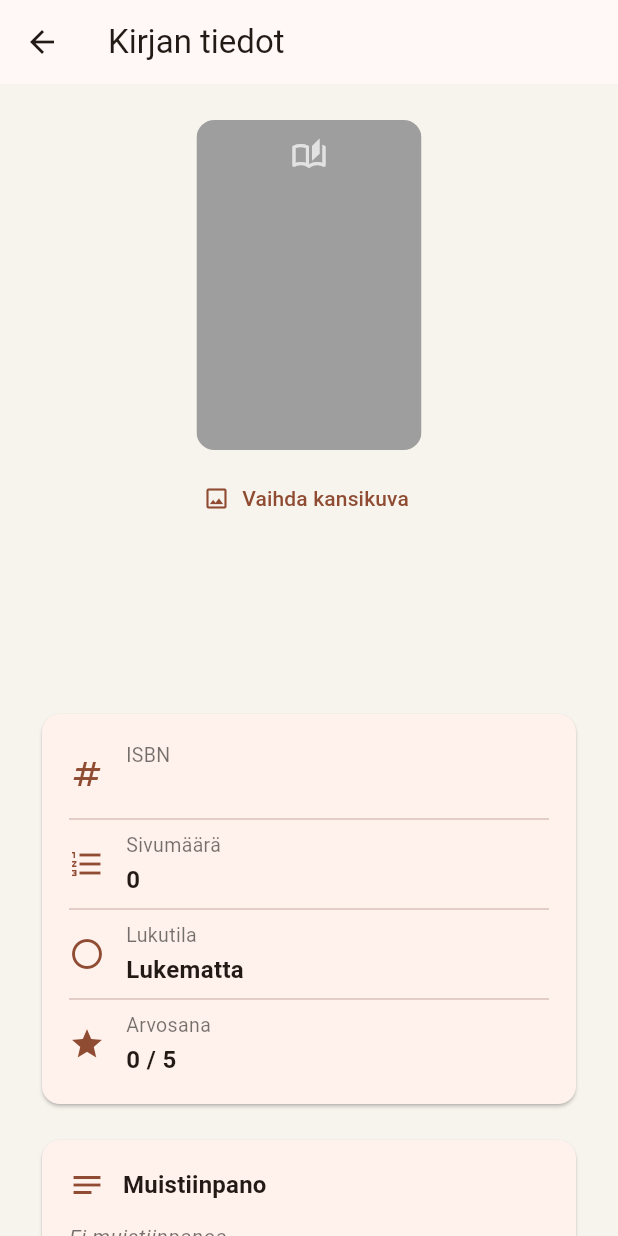
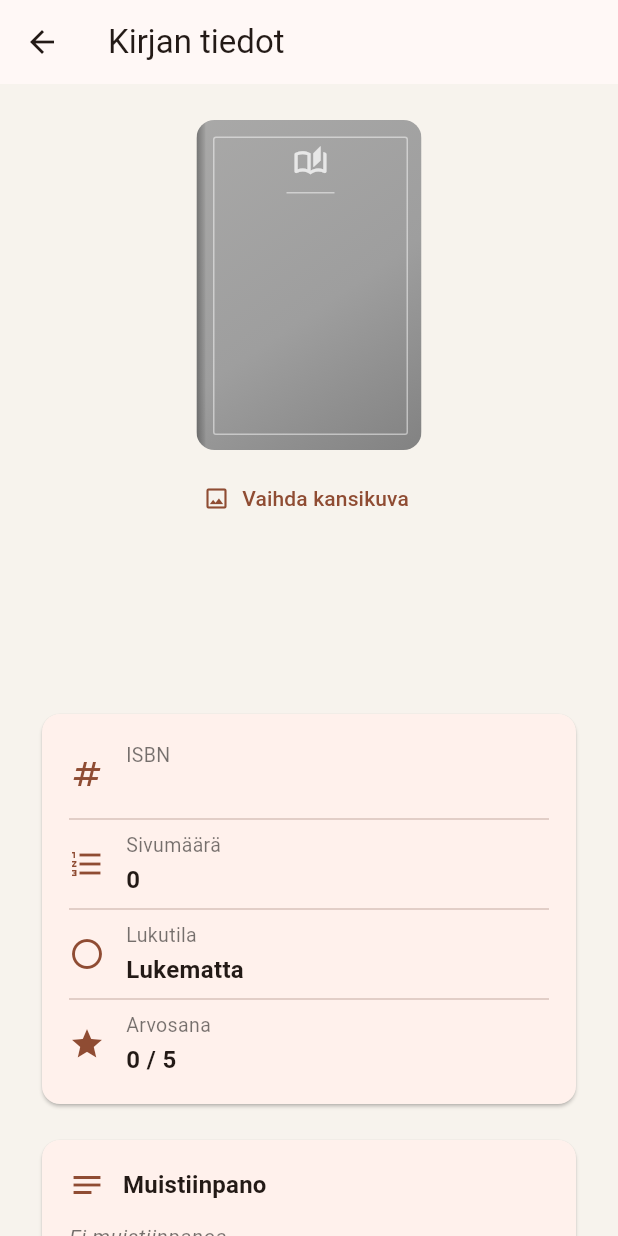
Before and after one commit to Kirjakauppias/my_shelf, a Flutter app: the BookDetailsScreen screen opened directly with empty values, on a phone screen of 412 x 824 dp. Run offline on Flutter 3.47's test engine with Material 3 defaults, Android fonts, the phone set to English and light mode, and no system bars; our stand-ins replace image_picker, share_plus, shared_preferences; missing offline and left inert: file_selector, mobile_scanner; accounts and stored records are empty.

```diff
--- a/lib/widgets/book_cover_image.dart
+++ b/lib/widgets/book_cover_image.dart
@@ -61,6 +61,11 @@ class _BookCoverImageState extends State<BookCoverImage> {
         child: FutureBuilder<File?>(
           future: _customCoverFuture,
           builder: (context, snapshot) {
+            if (snapshot.connectionState == ConnectionState.waiting &&
+                widget.book.customCoverFileName != null) {
+              return _buildLoadingCover();
+            }
+
             final customCoverFile = snapshot.data;
 
             if (customCoverFile != null) {
@@ -86,58 +91,187 @@ class _BookCoverImageState extends State<BookCoverImage> {
   Widget _buildNetworkOrFallbackCover() {
     final coverUrl = widget.book.coverUrl?.trim();
 
-    if (coverUrl != null && coverUrl.isNotEmpty) {
+    if (coverUrl == null || coverUrl.isEmpty) {
+      return _buildFallbackCover();
+    }
+
     return Image.network(
       coverUrl,
       width: double.infinity,
       height: double.infinity,
       fit: widget.fit,
+      gaplessPlayback: true,
+      loadingBuilder: (context, child, loadingProgress) {
+        if (loadingProgress == null) {
+          return child;
+        }
+
+        return _buildLoadingCover(
+          progress: loadingProgress.expectedTotalBytes == null
+              ? null
+              : loadingProgress.cumulativeBytesLoaded /
+                    loadingProgress.expectedTotalBytes!,
+        );
+      },
       errorBuilder: (context, error, stackTrace) {
         return _buildFallbackCover();
       },
     );
   }
 
-    return _buildFallbackCover();
+  Widget _buildLoadingCover({double? progress}) {
+    return Container(
+      color: const Color(0xFFE6D8C8),
+      alignment: Alignment.center,
+      child: SizedBox(
+        width: 24,
+        height: 24,
+        child: CircularProgressIndicator(
+          value: progress,
+          strokeWidth: 2,
+          color: const Color(0xFF795548),
+        ),
+      ),
+    );
   }
 
   Widget _buildFallbackCover() {
+    final baseColor = widget.book.spineColor;
+    final useLightText = baseColor.computeLuminance() < 0.42;
+
+    final foregroundColor = useLightText
+        ? Colors.white
+        : const Color(0xFF2F241E);
+
+    final secondaryColor = foregroundColor.withValues(alpha: 0.74);
+
+    final borderColor = useLightText
+        ? Colors.white.withValues(alpha: 0.48)
+        : Colors.black.withValues(alpha: 0.28);
+
+    return LayoutBuilder(
+      builder: (context, constraints) {
+        final isNarrow = constraints.maxWidth < 80;
+
         return Container(
-      color: widget.book.spineColor,
-      padding: const EdgeInsets.fromLTRB(9, 12, 9, 9),
-      child: Column(
+          decoration: BoxDecoration(
+            gradient: LinearGradient(
+              begin: Alignment.topLeft,
+              end: Alignment.bottomRight,
+              colors: [
+                baseColor.withValues(alpha: 0.88),
+                baseColor,
+                Color.lerp(baseColor, Colors.black, 0.18) ?? baseColor,
+              ],
+              stops: const [0, 0.56, 1],
+            ),
+          ),
+          child: Stack(
             children: [
-          const Icon(
-            Icons.auto_stories_outlined,
-            color: Colors.white70,
-            size: 24,
-          ),
-          const SizedBox(height: 8),
-          Expanded(
-            child: Center(
-              child: Text(
-                widget.book.title,
-                maxLines: 5,
-                overflow: TextOverflow.ellipsis,
-                textAlign: TextAlign.center,
-                style: const TextStyle(
-                  color: Colors.white,
-                  fontWeight: FontWeight.bold,
-                  height: 1.15,
+              // Kirjan selkä/taitos vasemmassa reunassa.
+              Positioned(
+                top: 0,
+                bottom: 0,
+                left: 0,
+                width: isNarrow ? 4 : 6,
+                child: DecoratedBox(
+                  decoration: BoxDecoration(
+                    gradient: LinearGradient(
+                      begin: Alignment.centerLeft,
+                      end: Alignment.centerRight,
+                      colors: [
+                        Colors.black.withValues(alpha: 0.30),
+                        Colors.black.withValues(alpha: 0.04),
+                      ],
                     ),
                   ),
                 ),
               ),
-          const SizedBox(height: 6),
+
+              // Hillitty koristekehys.
+              Positioned.fill(
+                child: Padding(
+                  padding: EdgeInsets.fromLTRB(
+                    isNarrow ? 8 : 11,
+                    isNarrow ? 8 : 11,
+                    isNarrow ? 6 : 9,
+                    isNarrow ? 7 : 10,
+                  ),
+                  child: DecoratedBox(
+                    decoration: BoxDecoration(
+                      border: Border.all(color: borderColor, width: 1),
+                      borderRadius: BorderRadius.circular(2),
+                    ),
+                  ),
+                ),
+              ),
+
+              Padding(
+                padding: EdgeInsets.fromLTRB(
+                  isNarrow ? 10 : 14,
+                  isNarrow ? 12 : 17,
+                  isNarrow ? 8 : 12,
+                  isNarrow ? 10 : 14,
+                ),
+                child: Column(
+                  children: [
+                    Icon(
+                      Icons.auto_stories_outlined,
+                      size: isNarrow ? 18 : 23,
+                      color: secondaryColor,
+                    ),
+                    SizedBox(height: isNarrow ? 5 : 8),
+                    Container(
+                      width: isNarrow ? 22 : 32,
+                      height: 1,
+                      color: borderColor,
+                    ),
+                    SizedBox(height: isNarrow ? 7 : 11),
+
+                    Expanded(
+                      child: Center(
+                        child: FittedBox(
+                          fit: BoxFit.scaleDown,
+                          child: SizedBox(
+                            width: constraints.maxWidth - (isNarrow ? 20 : 28),
+                            child: Text(
+                              widget.book.title,
+                              maxLines: isNarrow ? 5 : 6,
+                              overflow: TextOverflow.ellipsis,
+                              textAlign: TextAlign.center,
+                              style: TextStyle(
+                                color: foregroundColor,
+                                fontSize: isNarrow ? 13 : 16,
+                                fontWeight: FontWeight.w700,
+                                height: 1.12,
+                                letterSpacing: 0.1,
+                              ),
+                            ),
+                          ),
+                        ),
+                      ),
+                    ),
+
+                    SizedBox(height: isNarrow ? 5 : 8),
                     Text(
                       widget.book.author,
-            maxLines: 2,
+                      maxLines: isNarrow ? 1 : 2,
                       overflow: TextOverflow.ellipsis,
                       textAlign: TextAlign.center,
-            style: const TextStyle(color: Colors.white70, fontSize: 10),
+                      style: TextStyle(
+                        color: secondaryColor,
+                        fontSize: isNarrow ? 9 : 10.5,
+                        fontWeight: FontWeight.w500,
+                        height: 1.15,
+                      ),
+                    ),
+                  ],
+                ),
               ),
             ],
           ),
         );
+      },
+    );
   }
 }
```
Also changed, not shown: lib/screens/home_screen.dart (+20 -3 lines), lib/widgets/book_cover_card.dart (+127 -126 lines), lib/widgets/book_cover_shelf.dart (+28 -19 lines). Lines whose indentation alone changed are shown as unchanged.
